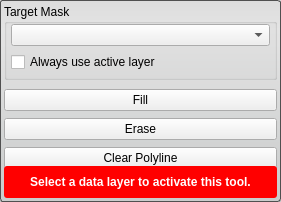
Above: src/Interface/ToolInterface/PolylineToolInterface.ui from SCIInstitute/Seg3D before the change. Below: the same form after it.
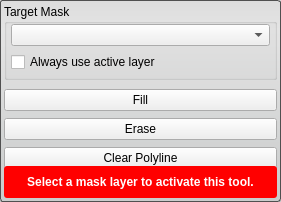
That is the form after the change. Custom widgets are drawn as their Qt base class.

Commit message: corrected the text on the polyline tool

The edit to the form file:
```diff
--- a/src/Interface/ToolInterface/PolylineToolInterface.ui
+++ b/src/Interface/ToolInterface/PolylineToolInterface.ui
@@ -190,7 +190,7 @@
       <item>
        <widget class="QLabel" name="message_">
         <property name="text">
-         <string>Select a data layer to activate this tool.</string>
+         <string>Select a mask layer to activate this tool.</string>
         </property>
         <property name="alignment">
          <set>Qt::AlignCenter</set>
```
